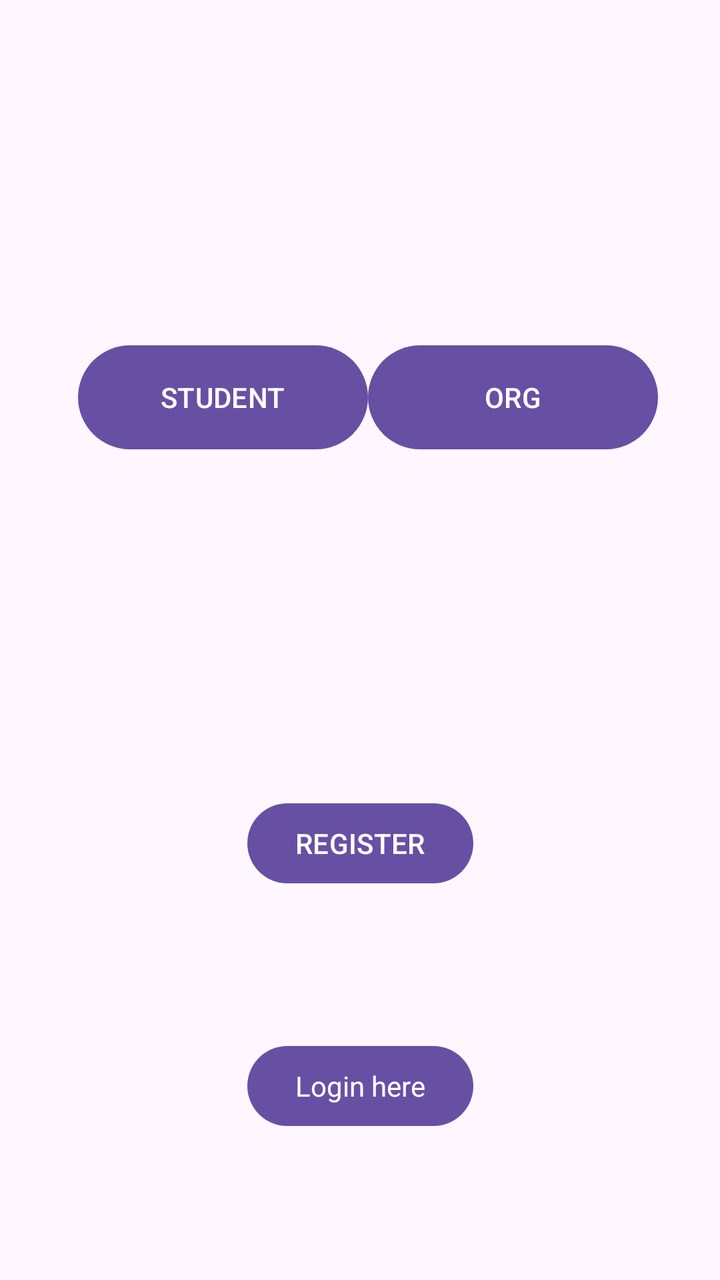
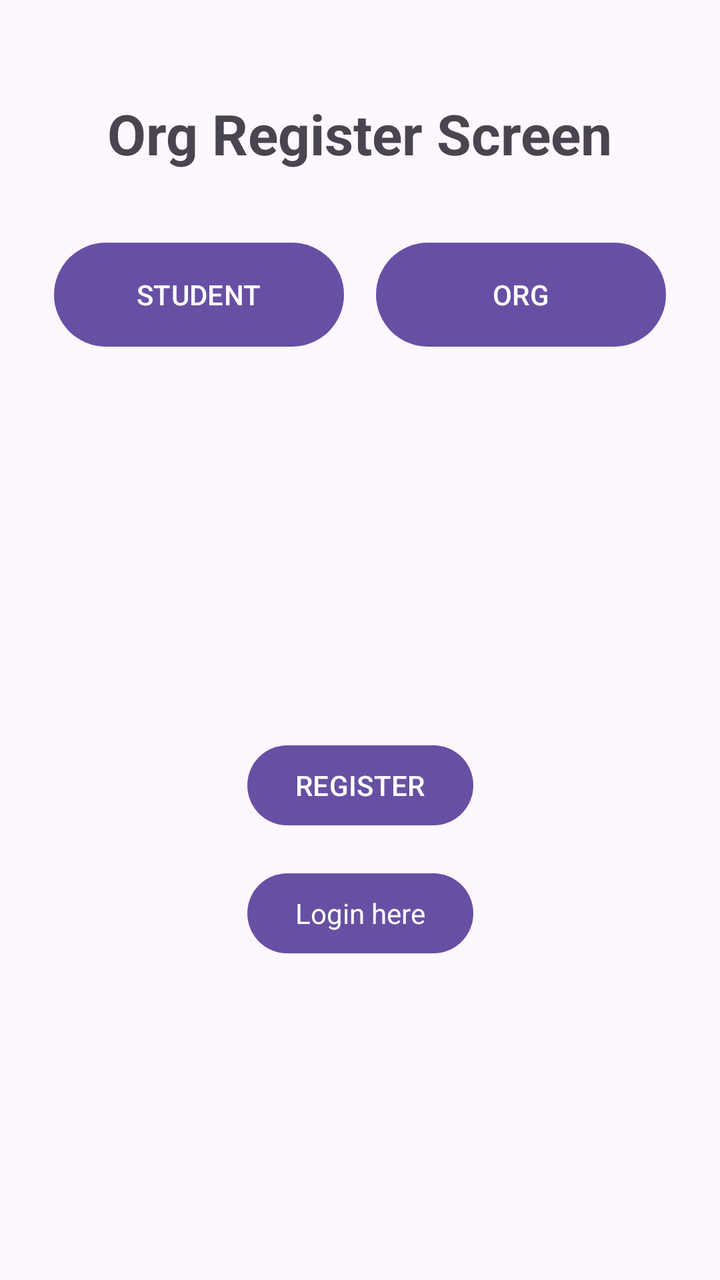

Before-and-after screenshots of an Android layout around one commit, followed by the original layout XML and the change that was made.
<!-- AndroidManifest.xml: application theme Theme.BulletinBoard -->
<!-- res/layout/fragment_org_register_screen.xml -->
<?xml version="1.0" encoding="utf-8"?>
<androidx.constraintlayout.widget.ConstraintLayout xmlns:android="http://schemas.android.com/apk/res/android"
    xmlns:app="http://schemas.android.com/apk/res-auto"
    xmlns:tools="http://schemas.android.com/tools"
    android:id="@+id/constraintLayout"
    android:layout_width="match_parent"
    android:layout_height="match_parent"
    tools:context=".StudentRegisterScreen">

    <Button
        android:id="@+id/btn_register"
        android:layout_width="wrap_content"
        android:layout_height="wrap_content"
        android:text="@string/register"
        app:layout_constraintBottom_toBottomOf="parent"
        app:layout_constraintEnd_toEndOf="parent"
        app:layout_constraintStart_toStartOf="parent"
        app:layout_constraintTop_toTopOf="parent"
        app:layout_constraintVertical_bias="0.672" />

    <Button
        android:id="@+id/btn_toLogin"
        style="?android:attr/buttonBarStyle"
        android:layout_width="wrap_content"
        android:layout_height="wrap_content"
        android:text="@string/login_here"
        app:layout_constraintBottom_toBottomOf="parent"
        app:layout_constraintEnd_toEndOf="parent"
        app:layout_constraintStart_toStartOf="parent"
        app:layout_constraintTop_toBottomOf="@+id/btn_register" />

    <LinearLayout
        style="?android:attr/buttonBarButtonStyle"
        android:layout_width="359dp"
        android:layout_height="195dp"
        android:orientation="horizontal"
        app:layout_constraintBottom_toTopOf="@+id/btn_register"
        app:layout_constraintEnd_toEndOf="parent"
        app:layout_constraintStart_toStartOf="parent"
        app:layout_constraintTop_toTopOf="parent">

        <Button
            android:id="@+id/btn_toStudentRegistration"
            android:layout_width="145dp"
            android:layout_height="60dp"
            android:text="@string/student"
            tools:ignore="ButtonStyle,VisualLintBounds" />

        <Button
            android:id="@+id/btn_toOrgRegistration"
            android:layout_width="145dp"
            android:layout_height="60dp"
            android:text="@string/org"
            tools:ignore="ButtonStyle,VisualLintBounds" />
    </LinearLayout>
</androidx.constraintlayout.widget.ConstraintLayout>
<!-- resources referenced by this layout -->
<resources>
  <string name="login_here">Login here</string>
  <string name="org">ORG</string>
  <string name="register">REGISTER</string>
  <string name="student">STUDENT</string>
  <style name="Theme.BulletinBoard" parent="Base.Theme.BulletinBoard" />
  <style name="Base.Theme.BulletinBoard" parent="Theme.Material3.DayNight.NoActionBar">
          
          
      </style>
</resources>

<!-- the commit's change to res/layout/fragment_org_register_screen.xml (unified diff, before → after) -->
@@ -5,52 +5,67 @@
     android:id="@+id/constraintLayout"
     android:layout_width="match_parent"
     android:layout_height="match_parent"
-    tools:context=".StudentRegisterScreen">
+    tools:context=".OrgRegisterScreen">
+
+    <TextView
+        android:id="@+id/tv_title"
+        android:layout_width="wrap_content"
+        android:layout_height="wrap_content"
+        android:layout_marginTop="48dp"
+        android:text="@string/org_register_screen"
+        android:textSize="28sp"
+        android:textStyle="bold"
+        app:layout_constraintEnd_toEndOf="parent"
+        app:layout_constraintStart_toStartOf="parent"
+        app:layout_constraintTop_toTopOf="parent" />
+
+    <LinearLayout
+        android:id="@+id/linearLayoutButtons"
+        android:layout_width="wrap_content"
+        android:layout_height="wrap_content"
+        android:layout_marginTop="32dp"
+        android:orientation="horizontal"
+        app:layout_constraintEnd_toEndOf="parent"
+        app:layout_constraintStart_toStartOf="parent"
+        app:layout_constraintTop_toBottomOf="@+id/tv_title">
+
+        <Button
+            android:id="@+id/btn_toStudentRegister"
+            android:layout_width="145dp"
+            android:layout_height="60dp"
+            android:text="@string/student"
+            tools:ignore="ButtonStyle,VisualLintBounds" />
+
+        <Button
+            android:id="@+id/btn_toOrgRegister"
+            android:layout_width="145dp"
+            android:layout_height="60dp"
+            android:layout_marginStart="16dp"
+            android:text="@string/org"
+            tools:ignore="ButtonStyle,VisualLintBounds" />
+    </LinearLayout>
 
     <Button
         android:id="@+id/btn_register"
         android:layout_width="wrap_content"
         android:layout_height="wrap_content"
+        android:layout_marginTop="32dp"
         android:text="@string/register"
-        app:layout_constraintBottom_toBottomOf="parent"
+        app:layout_constraintBottom_toTopOf="@+id/btn_toLogin"
         app:layout_constraintEnd_toEndOf="parent"
         app:layout_constraintStart_toStartOf="parent"
-        app:layout_constraintTop_toTopOf="parent"
-        app:layout_constraintVertical_bias="0.672" />
+        app:layout_constraintTop_toBottomOf="@+id/linearLayoutButtons"
+        app:layout_constraintVertical_chainStyle="packed" />
 
     <Button
         android:id="@+id/btn_toLogin"
         style="?android:attr/buttonBarStyle"
         android:layout_width="wrap_content"
         android:layout_height="wrap_content"
+        android:layout_marginTop="16dp"
         android:text="@string/login_here"
         app:layout_constraintBottom_toBottomOf="parent"
         app:layout_constraintEnd_toEndOf="parent"
         app:layout_constraintStart_toStartOf="parent"
         app:layout_constraintTop_toBottomOf="@+id/btn_register" />
-
-    <LinearLayout
-        style="?android:attr/buttonBarButtonStyle"
-        android:layout_width="359dp"
-        android:layout_height="195dp"
-        android:orientation="horizontal"
-        app:layout_constraintBottom_toTopOf="@+id/btn_register"
-        app:layout_constraintEnd_toEndOf="parent"
-        app:layout_constraintStart_toStartOf="parent"
-        app:layout_constraintTop_toTopOf="parent">
-
-        <Button
-            android:id="@+id/btn_toStudentRegistration"
-            android:layout_width="145dp"
-            android:layout_height="60dp"
-            android:text="@string/student"
-            tools:ignore="ButtonStyle,VisualLintBounds" />
-
-        <Button
-            android:id="@+id/btn_toOrgRegistration"
-            android:layout_width="145dp"
-            android:layout_height="60dp"
-            android:text="@string/org"
-            tools:ignore="ButtonStyle,VisualLintBounds" />
-    </LinearLayout>
 </androidx.constraintlayout.widget.ConstraintLayout>
<!-- resource entries referenced after the edit -->
@@ -2,6 +2,7 @@
 <resources>
   <string name="login_here">Login here</string>
   <string name="org">ORG</string>
+  <string name="org_register_screen">Org Register Screen</string>
   <string name="register">REGISTER</string>
   <string name="student">STUDENT</string>
   <style name="Theme.BulletinBoard" parent="Base.Theme.BulletinBoard" />
